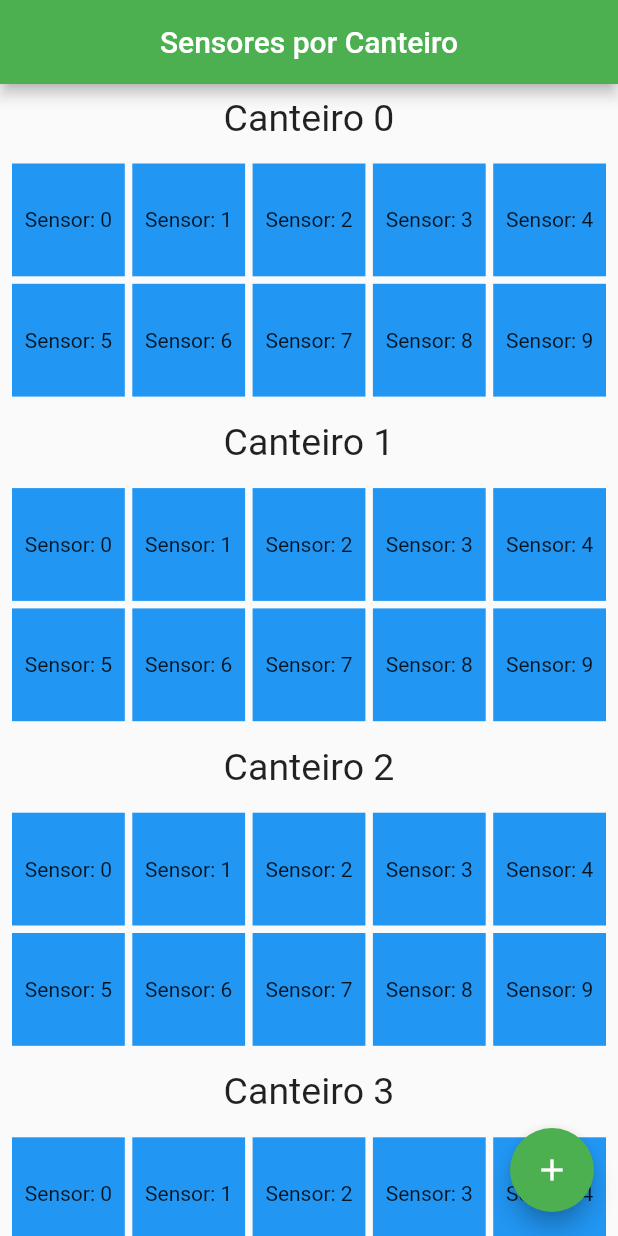
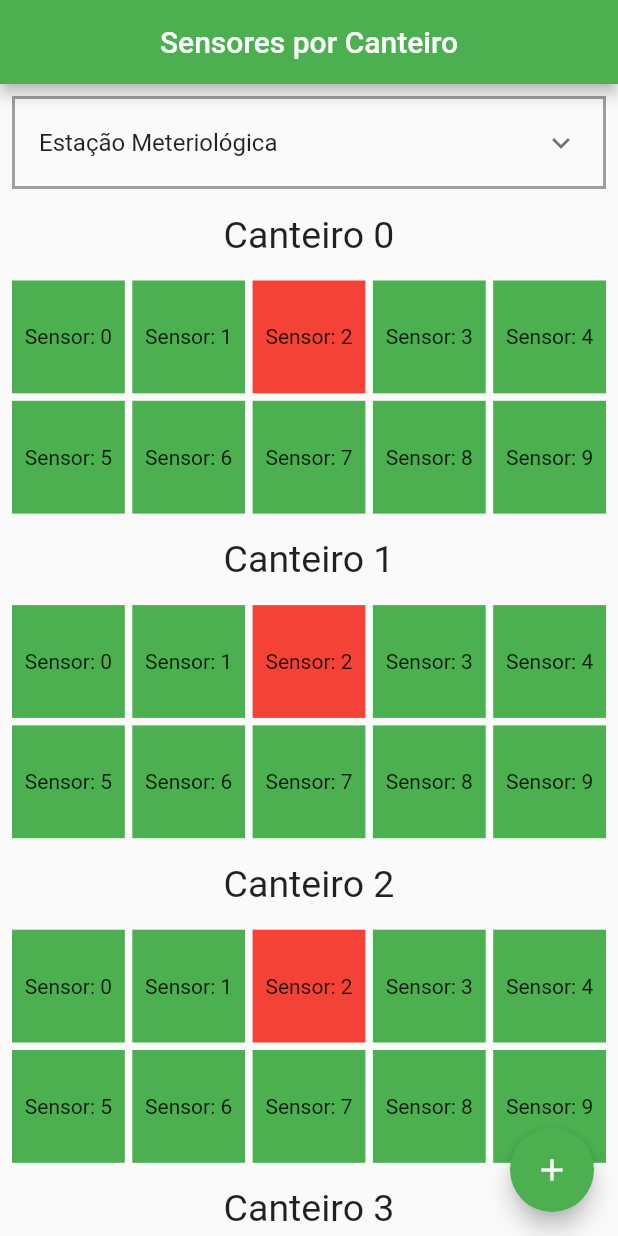
Before and after one commit to fabianogadenz/hortinha, a Flutter app: the HomeScreen screen opened directly, on a phone screen of 412 x 824 dp. Run offline on Flutter 3.47's test engine with Material 2 defaults, Android fonts, the phone set to English and light mode, and no system bars; our stand-ins replace flutter_icons, flutter_sticky_header; network calls fail.

Commit message:
header de sensores da estacao meteriologica implementado

```diff
--- a/lib/main.dart
+++ b/lib/main.dart
@@ -1,7 +1,6 @@
 import 'package:flutter/material.dart';
 import 'package:hortinha/screens/details_screen.dart';
 import 'package:hortinha/screens/home_screen.dart';
-import 'package:hortinha/screens/login_screen.dart';
 
 void main() => runApp(MyApp());
 
@@ -10,10 +9,11 @@ class MyApp extends StatelessWidget {
   Widget build(BuildContext context) {
     return MaterialApp(
       title: 'Hortinha',
+      debugShowCheckedModeBanner: false,
       theme: ThemeData(
         primarySwatch: Colors.green,
       ),
-      home: DetailsScreen(),
+      home: HomeScreen(),
     );
   }
 }
--- a/lib/screens/home_screen.dart
+++ b/lib/screens/home_screen.dart
@@ -1,5 +1,6 @@
 import 'package:flutter/material.dart';
 import 'package:flutter_sticky_header/flutter_sticky_header.dart';
+import 'package:hortinha/screens/details_screen.dart';
 
 class HomeScreen extends StatefulWidget {
   @override
@@ -14,16 +15,49 @@ class _HomeScreenState extends State<HomeScreen> {
           title: Text("Sensores por Canteiro"),
           centerTitle: true,
         ),
-        floatingActionButton: FloatingActionButton(onPressed: (){
-        }, child: Icon(Icons.add),),
-        body: ListView.builder(
+        floatingActionButton: FloatingActionButton(
+          onPressed: () {},
+          child: Icon(Icons.add),
+        ),
+        body: SingleChildScrollView(
+          child: Container(
+            child: Column(
+              mainAxisAlignment: MainAxisAlignment.start,
+              mainAxisSize: MainAxisSize.max,
+              crossAxisAlignment: CrossAxisAlignment.center,
+              verticalDirection: VerticalDirection.down,
+              children: <Widget>[
+                Padding(
+                  padding: const EdgeInsets.all(8.0),
+                  child: Container(
+                    decoration: BoxDecoration(border: Border.all(color: Colors.grey, width: 2)),
+                    width: double.infinity,
+                    child: ExpansionTile(
+                      title: Text("Estação Meteriológica"),
+                      children: <Widget>[
+                        LinhaTabela("Temperatura","34", true),
+                        LinhaTabela("Iluminação","200", false),
+                        LinhaTabela("Umidade do Ar","45%", true),
+                        LinhaTabela("Altitude","200m", false),
+                        LinhaTabela("Pressão","40", true),
+
+                      ],
+                    ),
+                  ),
+                ),
+                ListView.builder(
+                  shrinkWrap: true,
+                  physics: ClampingScrollPhysics(),
                   itemCount: 4,
                   itemBuilder: (context, index) {
                     return Column(
                       children: <Widget>[
                         Padding(
                           padding: const EdgeInsets.all(8.0),
-                  child: Text("Canteiro $index", style: TextStyle(fontSize: 25.0),),
+                          child: Text(
+                            "Canteiro $index",
+                            style: TextStyle(fontSize: 25.0),
+                          ),
                         ),
                         Padding(
                           padding: const EdgeInsets.all(8.0),
@@ -38,9 +72,14 @@ class _HomeScreenState extends State<HomeScreen> {
                             ),
                             itemCount: 10,
                             itemBuilder: (context, index) {
-                      return Container(
-                        color: Colors.blue,
+                              return InkWell(
+                                onTap: () {
+                                  Navigator.push(context, new MaterialPageRoute(builder: (context) => new DetailsScreen()));
+                                },
+                                child: Container(
+                                  color: (index != 2)? Colors.green : Colors.red,
                                   child: Center(child: Text("Sensor: $index")),
+                                ),
                               );
                             },
                           ),
@@ -48,6 +87,47 @@ class _HomeScreenState extends State<HomeScreen> {
                       ],
                     );
                   },
+                ),
+              ],
+            ),
+          ),
         ));
   }
+
+
+  Widget LinhaTabela(String nome, String conteudo, bool zebrado) {
+    int zebradoCor = 255;
+    if (zebrado) zebradoCor = 240;
+    return Row(
+      children: <Widget>[
+        Expanded(
+          child: Container(
+            padding: EdgeInsets.all(8.0),
+            decoration: new BoxDecoration(
+              color: Color.fromRGBO(zebradoCor, zebradoCor, zebradoCor, 1.0),
+              borderRadius: const BorderRadius.all(const Radius.circular(4.0)),
+            ),
+            child: Row(
+              mainAxisAlignment: MainAxisAlignment.spaceBetween,
+              children: <Widget>[
+                Text(
+                  nome,
+                  style: TextStyle(fontSize: 15.0, fontWeight: FontWeight.bold),
+                ),
+                Flexible(
+                  fit: FlexFit.loose,
+                  child: Text(
+                    conteudo,
+                    style: TextStyle(fontSize: 15.0),
+                    softWrap: false,
+                    overflow: TextOverflow.fade,
+                  ),
+                ),
+              ],
+            ),
+          ),
+        ),
+      ],
+    );
   }
+}
```
Also changed, not shown: lib/models/garden.dart (added, +8 -0 lines), lib/models/sensor_umidity.dart (added, +8 -0 lines), lib/screens/details_screen.dart (added, +31 -0 lines). Lines whose indentation alone changed are shown as unchanged.
